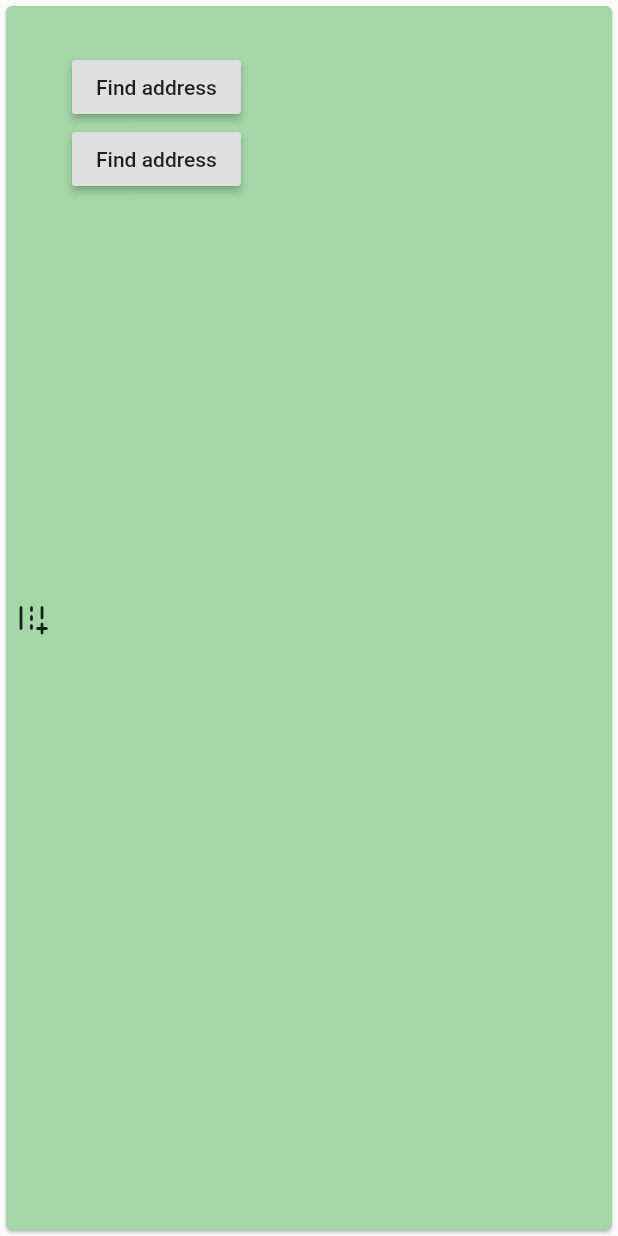
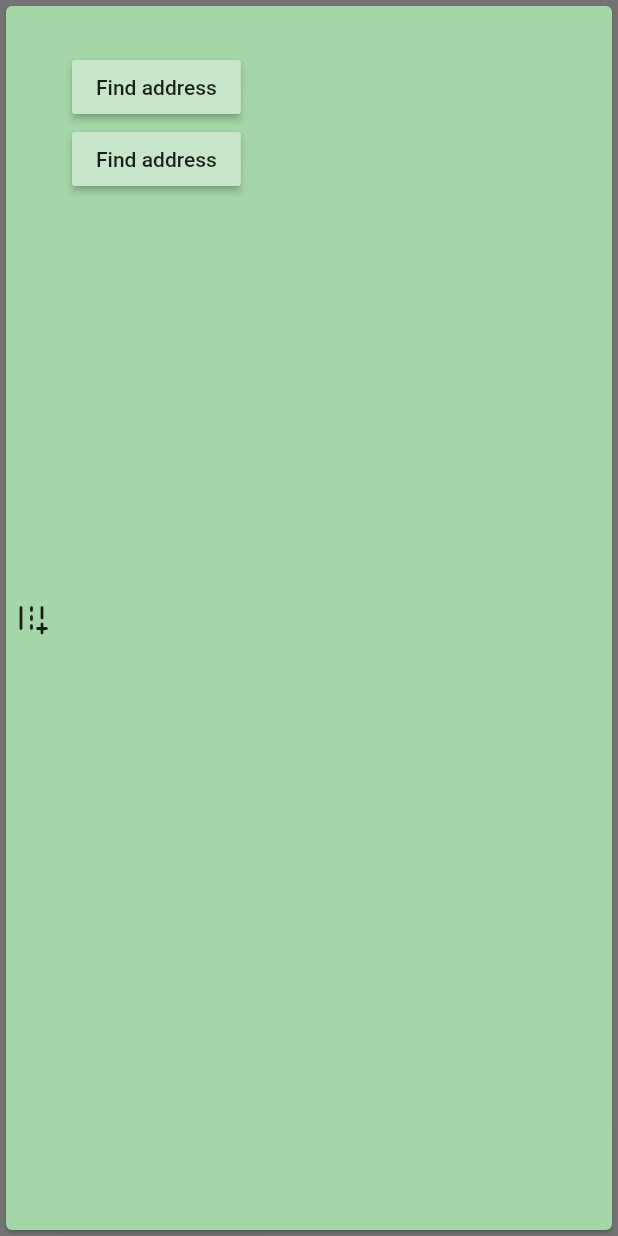
Before and after one commit to MrDede06/GPHdev, a Flutter app: the SearchForm widget shown alone on an empty page, opened directly, on a phone screen of 412 x 824 dp. Run offline on Flutter 3.47's test engine with Material 2 defaults, Android fonts, the phone set to English and light mode, and no system bars; our stand-ins replace flutter_bounce, google_fonts, google_maps_flutter, location; missing offline and left inert: flutter_google_places, geocoder, google_api_headers, google_maps_webservice.

Commit message:
before switching textfield

```diff
--- a/lib/widgets/SearchForm.dart
+++ b/lib/widgets/SearchForm.dart
@@ -5,6 +5,7 @@ import 'package:flutter_google_places/flutter_google_places.dart';
 import 'package:google_maps_webservice/places.dart';
 import 'package:google_api_headers/google_api_headers.dart';
 import 'dart:async';
+import 'package:flutter_bounce/flutter_bounce.dart';
 
 class SearchForm extends StatefulWidget {
   @override
@@ -14,10 +15,15 @@ class SearchForm extends StatefulWidget {
 class _SearchFormState extends State<SearchForm> {
   Prediction addressPred;
   bool addesIsSelected = false;
+  Prediction addressPredDest;
+  bool addesIsSelectedDest = false;
 
   @override
   Widget build(BuildContext context) {
-    return Card(
+    return Container(
+      width: double.infinity,
+      color: Colors.black54,
+      child: Card(
         color: Colors.green[200],
         child: Row(
           children: [
@@ -28,13 +34,17 @@ class _SearchFormState extends State<SearchForm> {
             Padding(
               padding: EdgeInsets.only(right: 15),
             ),
-          Column(
+            Flexible(
+              child: Column(
                 children: <Widget>[
                   SizedBox(
                     height: 30,
                   ),
                   Container(
+                    decoration:
+                        BoxDecoration(borderRadius: BorderRadius.circular(15)),
                     child: RaisedButton(
+                      color: Colors.green[100],
                       onPressed: () async {
                         // show input autocomplete with selected mode
                         // then get the Prediction selected
@@ -47,16 +57,21 @@ class _SearchFormState extends State<SearchForm> {
                         displayPrediction(p);
                         setState(() {
                           addressPred = p;
-                      addesIsSelected = true;
                         });
                       },
                       child: addesIsSelected == false
                           ? Text('Find address')
-                      : Text(addressPred.description),
+                          : Text(
+                              addressPred.description,
+                              overflow: TextOverflow.ellipsis,
+                              softWrap: false,
+                              //                           overflow: TextOverflow.ellipsis,
+                            ),
                     ),
                   ),
                   Container(
                     child: RaisedButton(
+                      color: Colors.green[100],
                       onPressed: () async {
                         // show input autocomplete with selected mode
                         // then get the Prediction selected
@@ -66,25 +81,33 @@ class _SearchFormState extends State<SearchForm> {
                             context: context,
                             apiKey: 'AIzaSyCdLd1RuWXhZRK-QxroPh7d1ok1n1K6C9o');
 
-                    displayPrediction(p);
+                        displayPredictionDest(p);
                         setState(() {
-                      addressPred = p;
-                      addesIsSelected = true;
+                          addressPredDest = p;
                         });
                       },
-                  child: addesIsSelected == false
+                      child: addesIsSelectedDest == false
                           ? Text('Find address')
-                      : Text(addressPred.description),
+                          : Text(
+                              addressPredDest.description,
+                              softWrap: false,
+                              overflow: TextOverflow.ellipsis,
+                            ),
                     ),
                   ),
                 ],
               ),
+            ),
           ],
+        ),
       ),
     );
   }
 
   Future<Null> displayPrediction(Prediction p) async {
+    setState(() {
+      addesIsSelected = false;
+    });
     if (p != null) {
       GoogleMapsPlaces _places = GoogleMapsPlaces(
         apiKey: 'AIzaSyCdLd1RuWXhZRK-QxroPh7d1ok1n1K6C9o',
@@ -94,6 +117,31 @@ class _SearchFormState extends State<SearchForm> {
           await _places.getDetailsByPlaceId(p.placeId);
       final lat = detail.result.geometry.location.lat;
       final lng = detail.result.geometry.location.lng;
+      setState(() {
+        addesIsSelected = true;
+      });
+      print(p.description);
+      print(lat);
+      print(lng);
+    }
+  }
+
+  Future<Null> displayPredictionDest(Prediction p) async {
+    setState(() {
+      addesIsSelectedDest = false;
+    });
+    if (p != null) {
+      GoogleMapsPlaces _places = GoogleMapsPlaces(
+        apiKey: 'AIzaSyCdLd1RuWXhZRK-QxroPh7d1ok1n1K6C9o',
+        apiHeaders: await GoogleApiHeaders().getHeaders(),
+      );
+      PlacesDetailsResponse detail =
+          await _places.getDetailsByPlaceId(p.placeId);
+      final lat = detail.result.geometry.location.lat;
+      final lng = detail.result.geometry.location.lng;
+      setState(() {
+        addesIsSelectedDest = true;
+      });
       print(p.description);
       print(lat);
       print(lng);
```
Lines whose indentation alone changed are shown as unchanged.
